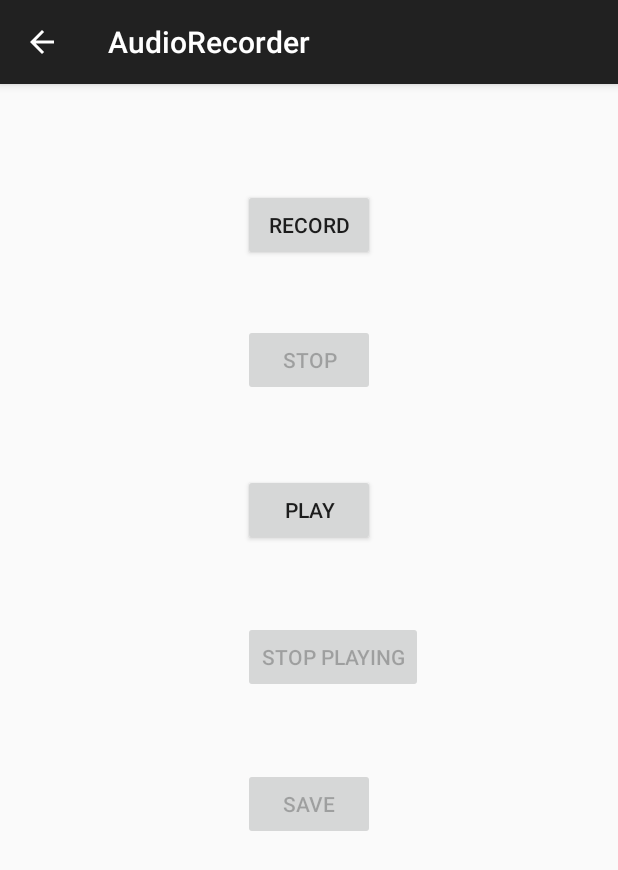
After one commit to nhandh/Lecture_Helper_Android, an Android app: the AudioRecorder screen opened directly, with no data from a screen before it, on a phone screen of 412 x 824 dp. The commit adds this screen. Shown: the top 870 px of the screen. Run offline under Robolectric (Android 15) with nearby library versions, the phone set to English and light mode, and no system bars.

Commit message:
Add audio recorder and save file functionality

```diff
--- /dev/null
+++ b/app/src/main/res/layout/activity_audio_recorder.xml
@@ -0,0 +1,63 @@
+<RelativeLayout xmlns:android="http://schemas.android.com/apk/res/android"
+    xmlns:tools="http://schemas.android.com/tools"
+
+    android:layout_width="match_parent"
+    android:layout_height="match_parent"
+    android:paddingLeft="@dimen/activity_horizontal_margin"
+    android:paddingRight="@dimen/activity_horizontal_margin"
+
+    tools:context="com.example.nhdo.lecturehelper.AudioRecorder">
+
+    <Button
+        android:layout_width="wrap_content"
+        android:layout_height="wrap_content"
+        android:text="Record"
+        android:id="@+id/audio_button1"
+        android:layout_marginTop="70dp"
+        android:layout_alignParentTop="true"
+        android:layout_centerHorizontal="true"
+        android:onClick="buttonClicked" />
+
+    <Button
+        android:layout_width="wrap_content"
+        android:layout_height="wrap_content"
+        android:text="Stop"
+        android:id="@+id/audio_button2"
+        android:layout_below="@+id/audio_button1"
+        android:layout_centerHorizontal="true"
+        android:layout_marginTop="42dp"
+        android:onClick="buttonClicked" />
+
+    <Button
+        android:layout_width="wrap_content"
+        android:layout_height="wrap_content"
+        android:text="Play"
+        android:id="@+id/audio_button3"
+        android:layout_below="@+id/audio_button2"
+        android:layout_centerHorizontal="true"
+        android:layout_marginTop="52dp"
+        android:onClick="buttonClicked" />
+
+    <Button
+        android:layout_width="wrap_content"
+        android:layout_height="wrap_content"
+        android:text="Stop Playing"
+        android:id="@+id/audio_button4"
+        android:layout_marginTop="50dp"
+        android:layout_below="@+id/audio_button3"
+        android:layout_alignLeft="@+id/audio_button3"
+        android:layout_alignStart="@+id/audio_button3"
+        android:onClick="buttonClicked" />
+
+    <Button
+        android:layout_width="wrap_content"
+        android:layout_height="wrap_content"
+        android:text="Save"
+        android:id="@+id/audio_button5"
+        android:layout_marginTop="50dp"
+        android:layout_below="@+id/audio_button4"
+        android:layout_alignLeft="@+id/audio_button4"
+        android:layout_alignStart="@+id/audio_button4"
+        android:onClick="buttonClicked" />
+
+</RelativeLayout>
--- a/app/src/main/res/values/strings.xml
+++ b/app/src/main/res/values/strings.xml
@@ -5,4 +5,6 @@
     <string name="action_settings">Settings</string>
     <string name="title_activity_schedule">Schedule</string>
     <string name="title_activity_display_course">DisplayCourse</string>
+    <string name="title_activity_audio_recorder">AudioRecorder</string>
+    <string name="title_activity_add_note">AddNoteActivity</string>
 </resources>
```
Also changed, not shown: app/src/main/AndroidManifest.xml (+23 -0 lines), app/src/main/java/com/example/nhdo/lecturehelper/AddNoteActivity.java (added, +37 -0 lines), app/src/main/java/com/example/nhdo/lecturehelper/AudioRecorder.java (added, +217 -0 lines), app/src/main/java/com/example/nhdo/lecturehelper/DBHelper.java (+0 -10 lines), app/src/main/java/com/example/nhdo/lecturehelper/LectureHelperUtils.java (added, +162 -0 lines), app/src/main/java/com/example/nhdo/lecturehelper/MainActivity.java (+6 -1 lines), app/src/main/java/com/example/nhdo/lecturehelper/ScheduleActivity.java (+0 -76 lines), app/src/main/res/layout/activity_add_note.xml (added, +34 -0 lines), app/src/main/res/layout/activity_main.xml (+12 -4 lines), app/src/main/res/menu/menu_add_note.xml (added, +7 -0 lines), app/src/main/res/menu/menu_audio_recorder.xml (added, +7 -0 lines).
